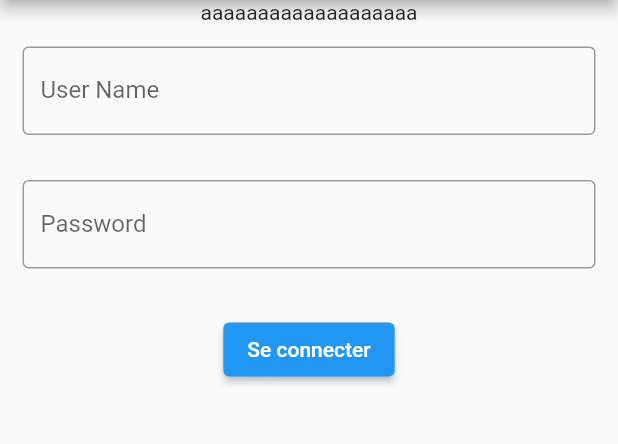
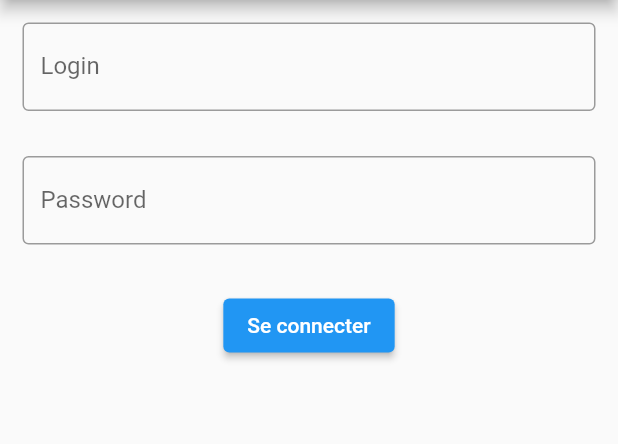
Before and after one commit to wwwaliid/flutter_miaged, a Flutter app: the screen it shows after launch, after a tap on "Se connecter", on a phone screen of 412 x 824 dp, the part 84-528 px from its top. Run offline on Flutter 3.47's test engine with Material 2 defaults, Android fonts, the phone set to English and light mode, and no system bars; our stand-ins replace firebase_auth, firebase_core; missing offline and left inert: dart:html; accounts and stored records are empty; network calls fail.

Commit message:
MVP 1 interface de login

```diff
--- a/lib/main.dart
+++ b/lib/main.dart
@@ -11,6 +11,8 @@ import 'package:firebase_auth/firebase_auth.dart';
 import 'package:flutter/material.dart';
 import 'package:firebase_core/firebase_core.dart';
 import 'firebase_options.dart';
+import 'dart:developer';
+
 
 Future main() async{
   WidgetsFlutterBinding.ensureInitialized();
@@ -76,17 +78,14 @@ class _LoginWidgetState extends State<LoginWidget> {
       child: Center(
           child: Column(
             children: <Widget>[
-              Center(
-                child: Text('aaaaaaaaaaaaaaaaaaa'),
-              ),
               Padding(
                 padding: EdgeInsets.all(15),
                 child: TextField(
                   controller: emailController,
                   decoration: InputDecoration(
                     border: OutlineInputBorder(),
-                    labelText: 'User Name',
-                    hintText: 'Enter Your Name',
+                    labelText: 'Login',
+                    hintText: 'Enter Login',
                   )
                 ),
               ),
@@ -116,10 +115,15 @@ class _LoginWidgetState extends State<LoginWidget> {
   }
 
   Future signIn() async{
-    await FirebaseAuth.instance.signInWithEmailAndPassword(
-      email : emailController.text.trim(),
-      password : passwordController.text.trim(),
-    );
+    try{
+      await FirebaseAuth.instance.signInWithEmailAndPassword(
+        email : emailController.text.trim(),
+        password : passwordController.text.trim(),
+      );
+    } on FirebaseAuthException catch(e){
+      log("Invalid login or password");
+    }
+
   }
 }
 
```
